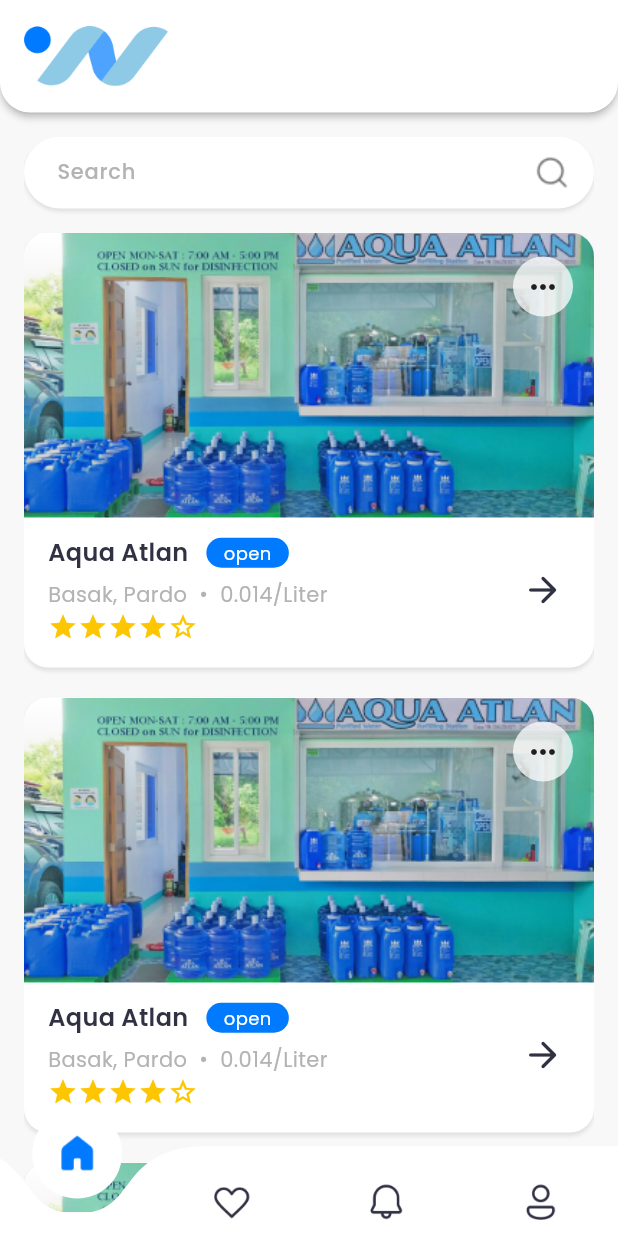
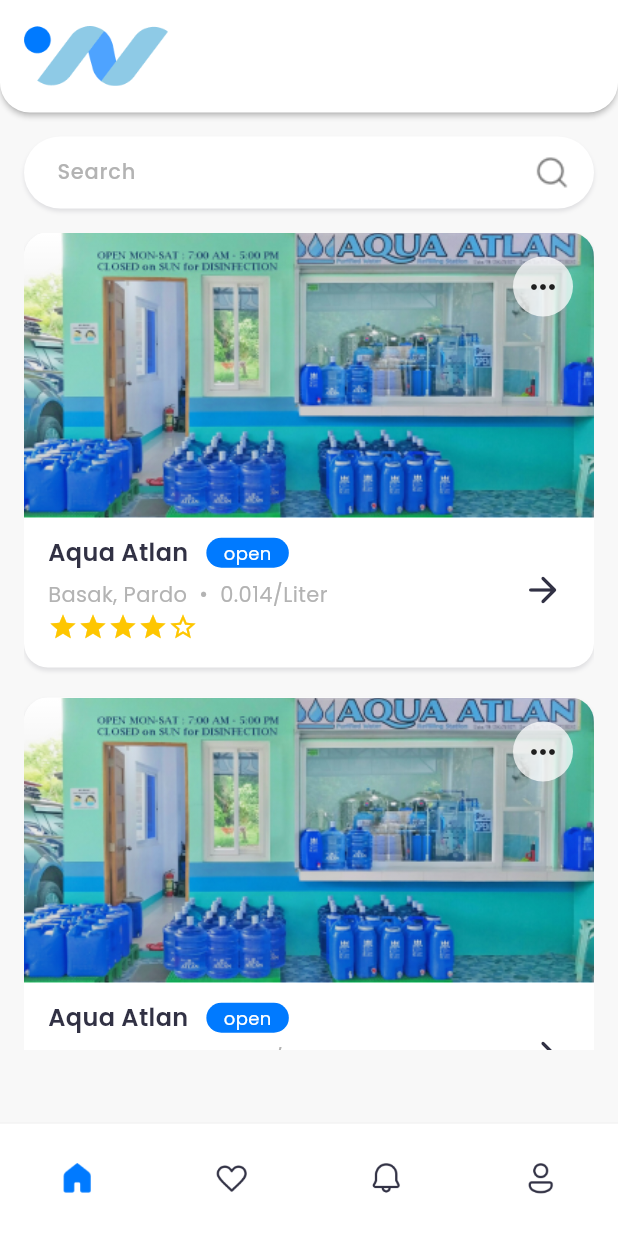
Before and after one commit to MathewAlcoseba/WaterWays, a Flutter app: the screen it shows after launch, on a phone screen of 412 x 824 dp. Run offline on Flutter 3.47's test engine with Material 2 defaults, Android fonts, the light colour scheme and no system bars; drawn by our look-alikes of curved_navigation_bar; our stand-ins replace google_fonts; missing offline and left inert: currency_symbols; generated files the repository leaves out were written again.

Commit message:
modified bottom navbar

```diff
--- a/lib/MainFeed/main_feed.dart
+++ b/lib/MainFeed/main_feed.dart
@@ -50,11 +50,16 @@
           ),
         ),
       ),
-          bottomNavigationBar: BottomNavBar(
+      bottomNavigationBar: Theme(
+          data: ThemeData(
+            splashColor: Colors.transparent,
+            highlightColor: Colors.transparent,
+          ),
+          child: BottomNavBar(
             selectedIndex: selectedIndex,
             onItemTapped: onItemTapped,
           )),
-    );
+    ));
   }
 }
 
@@ -64,7 +69,7 @@
   @override
   Widget build(BuildContext context) {
     return SizedBox(
-        height: 700,
+        height: 545,
         child: ListView.builder(
             physics: const BouncingScrollPhysics(
                 decelerationRate: ScrollDecelerationRate.normal),
@@ -173,7 +178,7 @@
                     ]),
                   ),
                   Positioned(
-                    left: 326,
+                    left: MediaQuery.of(context).size.width - 86,
                     top: 16,
                     child: Container(
                       decoration: BoxDecoration(
@@ -190,7 +195,7 @@
                     ),
                   ),
                   Positioned(
-                    left: 332,
+                    left: MediaQuery.of(context).size.width - 80,
                     top: 224,
                     child: Icon(
                       Icons.arrow_forward_rounded,
--- a/lib/bottom_navbar.dart
+++ b/lib/bottom_navbar.dart
@@ -1,4 +1,3 @@
-import 'package:curved_navigation_bar/curved_navigation_bar.dart';
 import 'package:flutter/material.dart';
 import 'package:waterways/app_styles.dart';
 
@@ -14,64 +13,70 @@
 
   @override
   Widget build(BuildContext context) {
-    final navBarIcons = <Widget>[
-      selectedIndex == 0
-          ? Padding(
-              padding: const EdgeInsets.all(8.0),
-              child: Image.asset('assets/NavBar-Icons/home-selected.png',
-                  width: 28),
-            )
-          : Padding(
-              padding: const EdgeInsets.all(8.0),
-              child: Image.asset('assets/NavBar-Icons/home-unselected.png',
-                  width: 28),
+    final navBarIcons = <BottomNavigationBarItem>[
+      BottomNavigationBarItem(
+        icon: Center(
+          child: selectedIndex == 0
+              ? Image.asset('assets/NavBar-Icons/home-selected.png', width: 24)
+              : Image.asset('assets/NavBar-Icons/home-unselected.png',
+                  width: 24),
         ),
-      selectedIndex == 1
-          ? Padding(
-              padding: const EdgeInsets.all(8.0),
-              child: Image.asset('assets/NavBar-Icons/favorites-selected.png',
-                  width: 28),
-            )
-          : Padding(
-              padding: const EdgeInsets.all(8.0),
-              child: Image.asset('assets/NavBar-Icons/favorites-unselected.png',
-                  width: 28),
+        label: '',
       ),
-      selectedIndex == 2
-          ? Padding(
-              padding: const EdgeInsets.all(8.0),
-              child: Image.asset(
-                  'assets/NavBar-Icons/notification-selected.png',
-                  width: 28),
-            )
-          : Padding(
-              padding: const EdgeInsets.all(8.0),
-              child: Image.asset(
-                  'assets/NavBar-Icons/notification-unselected.png',
-                  width: 28),
+      BottomNavigationBarItem(
+        icon: Center(
+          child: selectedIndex == 1
+              ? Image.asset('assets/NavBar-Icons/favorites-selected.png',
+                  width: 24)
+              : Image.asset('assets/NavBar-Icons/favorites-unselected.png',
+                  width: 24),
         ),
-      selectedIndex == 3
-          ? Padding(
-              padding: const EdgeInsets.all(8.0),
-              child: Image.asset('assets/NavBar-Icons/profile-selected.png',
-                  width: 28),
-            )
-          : Padding(
-              padding: const EdgeInsets.all(8.0),
-              child: Image.asset('assets/NavBar-Icons/profile-unselected.png',
-                  width: 28),
+        label: '',
+      ),
+      BottomNavigationBarItem(
+        icon: Center(
+          child: selectedIndex == 2
+              ? Image.asset('assets/NavBar-Icons/notification-selected.png',
+                  width: 24)
+              : Image.asset('assets/NavBar-Icons/notification-unselected.png',
+                  width: 24),
+        ),
+        label: '',
+      ),
+      BottomNavigationBarItem(
+        icon: Center(
+          child: selectedIndex == 3
+              ? Image.asset('assets/NavBar-Icons/profile-selected.png',
+                  width: 24)
+              : Image.asset('assets/NavBar-Icons/profile-unselected.png',
+                  width: 24),
+        ),
+        label: '',
       ),
     ];
 
-    return CurvedNavigationBar(
-      height: 60,
-      backgroundColor: Colors.transparent,
-      buttonBackgroundColor: AppStyles.colorScheme.primary,
-      index: selectedIndex,
+    return SizedBox(
+      height: 75,
+      child: BottomNavigationBar(
+        type: BottomNavigationBarType.fixed,
+        elevation: 1.5,
+        backgroundColor: AppStyles.colorScheme.primary,
         items: navBarIcons,
-      animationCurve: Curves.easeInOut,
-      animationDuration: const Duration(milliseconds: 500),
+        currentIndex: selectedIndex,
         onTap: onItemTapped,
+        showSelectedLabels: false,
+        showUnselectedLabels: false,
+      ),
     );
   }
 }
+
+//Curved Navigation Bar Config
+      // height: 60,
+      // backgroundColor: Colors.transparent,
+      // buttonBackgroundColor: AppStyles.colorScheme.primary,
+      // index: selectedIndex,
+      // items: navBarIcons,
+      // animationCurve: Curves.easeInOut,
+      // animationDuration: const Duration(milliseconds: 500),
+      // onTap: onItemTapped,
--- a/lib/custom_appbar.dart
+++ b/lib/custom_appbar.dart
@@ -8,7 +8,7 @@
   Widget build(BuildContext context) {
     return PhysicalShape(
       color: AppStyles.colorScheme.primary,
-      elevation: 2,
+      elevation: 1.5,
       clipper: const ShapeBorderClipper(
         shape: RoundedRectangleBorder(
           borderRadius: BorderRadius.only(
```
Lines whose indentation alone changed are shown as unchanged.
